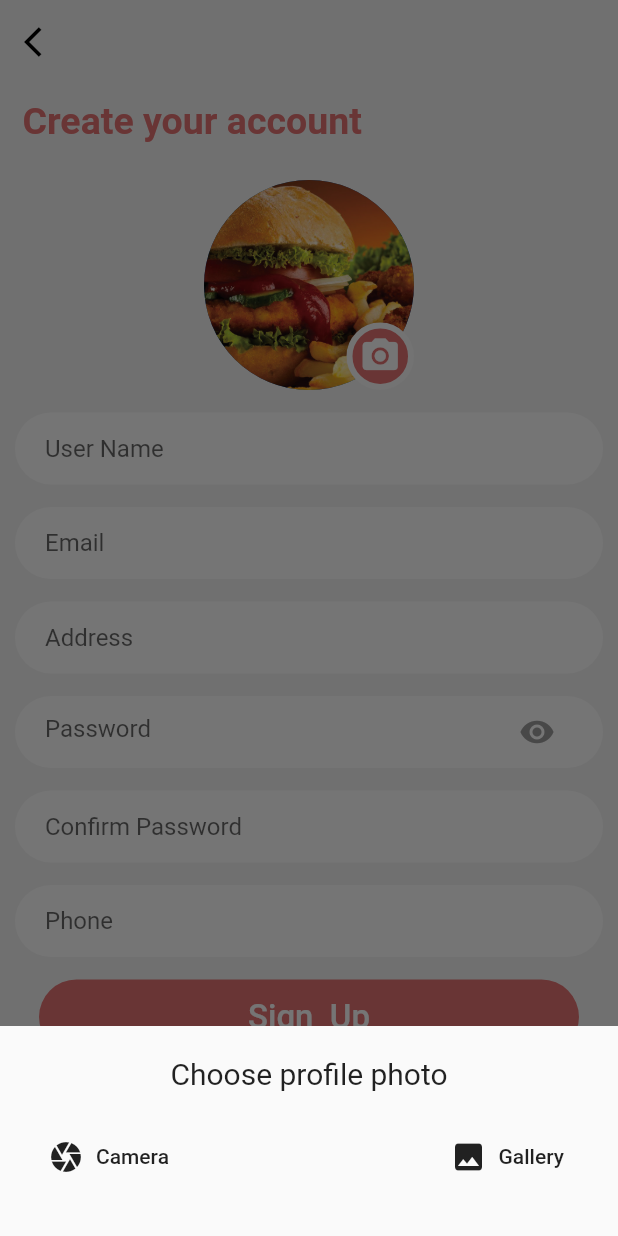
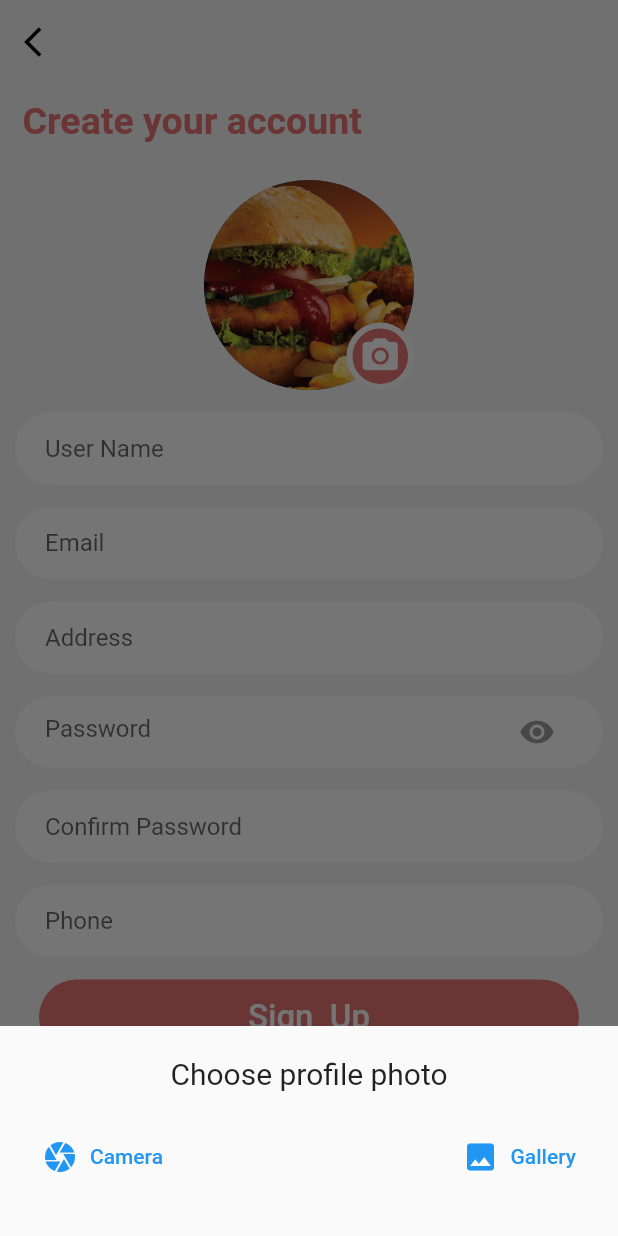
Before and after one commit to KareemYasser20/Restaurant-App, a Flutter app: the RegisterScreen screen opened by its route, after a tap on the "camera alt" icon, on a phone screen of 412 x 824 dp. Run offline on Flutter 3.47's test engine with Material 2 defaults, Android fonts, the light colour scheme and no system bars; our stand-ins replace fluttertoast, font_awesome_flutter, image_picker, page_indicator, splashscreen, timeline_tile.

Commit message:
change flutter version

```diff
--- a/lib/screens/accounts/register.dart
+++ b/lib/screens/accounts/register.dart
@@ -1,6 +1,5 @@
 import 'dart:io';
 import 'package:flutter/material.dart';
-import 'package:flutter/services.dart';
 import 'package:restaurant/screens/accounts/login.dart';
 import 'package:restaurant/shared/colors.dart';
 import 'package:restaurant/shared/widgets/account_widgets/account_buttons.dart';
@@ -237,14 +236,14 @@ class _RegisterScreenState extends State<RegisterScreen> {
           Row(
             mainAxisAlignment: MainAxisAlignment.spaceBetween,
             children: [
-              FlatButton.icon(
+              TextButton.icon(
                 icon: Icon(Icons.camera),
                 onPressed: () {
                   takePhoto(ImageSource.camera);
                 },
                 label: Text('Camera'),
               ),
-              FlatButton.icon(
+              TextButton.icon(
                 icon: Icon(Icons.image),
                 onPressed: () {
                   takePhoto(ImageSource.gallery);
--- a/lib/screens/start_screens/getStart_screen.dart
+++ b/lib/screens/start_screens/getStart_screen.dart
@@ -1,4 +1,3 @@
-import 'dart:ui';
 import 'package:flutter/material.dart';
 import 'package:restaurant/screens/start_screens/tips_screen.dart';
 import 'package:restaurant/shared/colors.dart';
```
Also changed, not shown: pubspec.lock.
